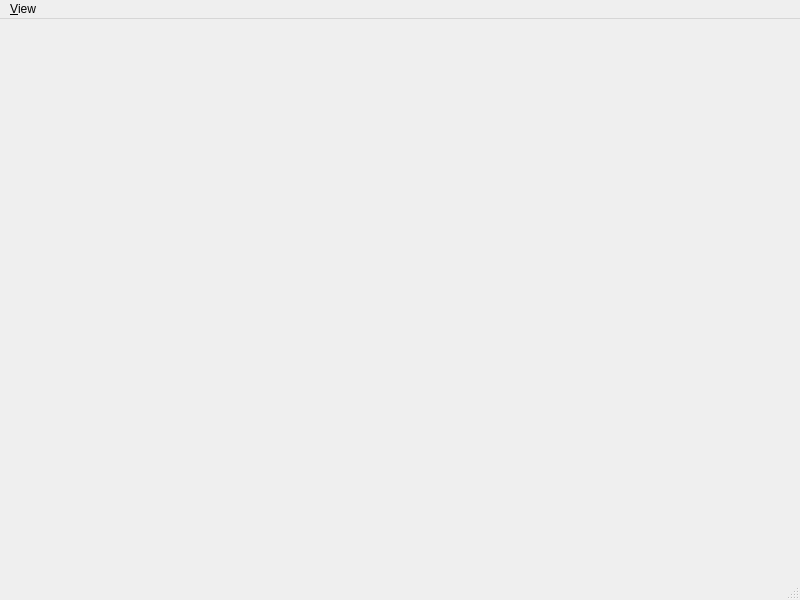
Above: mainwindow.ui from RenatoGozdziejewskiJr/GCodeForge before the change. Below: the same form after it.
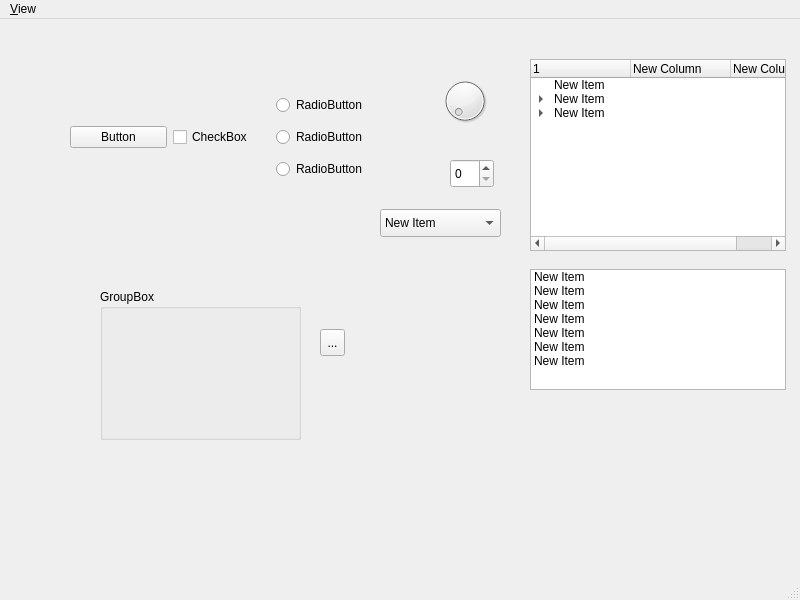
That is the form after the change.

```diff
--- a/mainwindow.ui
+++ b/mainwindow.ui
@@ -13,7 +13,240 @@
   <property name="windowTitle">
    <string>MainWindow</string>
   </property>
-  <widget class="QWidget" name="centralwidget"/>
+  <widget class="QWidget" name="centralwidget">
+   <widget class="QGroupBox" name="groupBox">
+    <property name="geometry">
+     <rect>
+      <x>100</x>
+      <y>270</y>
+      <width>201</width>
+      <height>151</height>
+     </rect>
+    </property>
+    <property name="title">
+     <string>GroupBox</string>
+    </property>
+   </widget>
+   <widget class="QToolButton" name="toolButton">
+    <property name="geometry">
+     <rect>
+      <x>320</x>
+      <y>310</y>
+      <width>25</width>
+      <height>27</height>
+     </rect>
+    </property>
+    <property name="text">
+     <string>...</string>
+    </property>
+   </widget>
+   <widget class="QListWidget" name="listWidget">
+    <property name="geometry">
+     <rect>
+      <x>530</x>
+      <y>250</y>
+      <width>256</width>
+      <height>121</height>
+     </rect>
+    </property>
+    <item>
+     <property name="text">
+      <string>New Item</string>
+     </property>
+    </item>
+    <item>
+     <property name="text">
+      <string>New Item</string>
+     </property>
+    </item>
+    <item>
+     <property name="text">
+      <string>New Item</string>
+     </property>
+    </item>
+    <item>
+     <property name="text">
+      <string>New Item</string>
+     </property>
+    </item>
+    <item>
+     <property name="text">
+      <string>New Item</string>
+     </property>
+    </item>
+    <item>
+     <property name="text">
+      <string>New Item</string>
+     </property>
+    </item>
+    <item>
+     <property name="text">
+      <string>New Item</string>
+     </property>
+    </item>
+   </widget>
+   <widget class="QTreeWidget" name="treeWidget">
+    <property name="geometry">
+     <rect>
+      <x>530</x>
+      <y>40</y>
+      <width>256</width>
+      <height>192</height>
+     </rect>
+    </property>
+    <column>
+     <property name="text">
+      <string>1</string>
+     </property>
+    </column>
+    <column>
+     <property name="text">
+      <string>New Column</string>
+     </property>
+    </column>
+    <column>
+     <property name="text">
+      <string>New Column</string>
+     </property>
+    </column>
+    <item>
+     <property name="text">
+      <string>New Item</string>
+     </property>
+    </item>
+    <item>
+     <property name="text">
+      <string>New Item</string>
+     </property>
+     <item>
+      <property name="text">
+       <string>New Subitem</string>
+      </property>
+      <item>
+       <property name="text">
+        <string>New Subitem</string>
+       </property>
+      </item>
+     </item>
+    </item>
+    <item>
+     <property name="text">
+      <string>New Item</string>
+     </property>
+     <item>
+      <property name="text">
+       <string>New Subitem</string>
+      </property>
+     </item>
+     <item>
+      <property name="text">
+       <string>New Item</string>
+      </property>
+     </item>
+    </item>
+   </widget>
+   <widget class="QDial" name="dial">
+    <property name="geometry">
+     <rect>
+      <x>440</x>
+      <y>50</y>
+      <width>50</width>
+      <height>64</height>
+     </rect>
+    </property>
+   </widget>
+   <widget class="QSpinBox" name="spinBox">
+    <property name="geometry">
+     <rect>
+      <x>450</x>
+      <y>140</y>
+      <width>44</width>
+      <height>29</height>
+     </rect>
+    </property>
+   </widget>
+   <widget class="QComboBox" name="comboBox">
+    <property name="geometry">
+     <rect>
+      <x>380</x>
+      <y>190</y>
+      <width>121</width>
+      <height>28</height>
+     </rect>
+    </property>
+    <item>
+     <property name="text">
+      <string>New Item</string>
+     </property>
+    </item>
+    <item>
+     <property name="text">
+      <string>New Item</string>
+     </property>
+    </item>
+    <item>
+     <property name="text">
+      <string>New Item</string>
+     </property>
+    </item>
+    <item>
+     <property name="text">
+      <string>New Item</string>
+     </property>
+    </item>
+   </widget>
+   <widget class="QWidget" name="">
+    <property name="geometry">
+     <rect>
+      <x>70</x>
+      <y>70</y>
+      <width>303</width>
+      <height>96</height>
+     </rect>
+    </property>
+    <layout class="QHBoxLayout" name="horizontalLayout">
+     <item>
+      <widget class="QPushButton" name="pushButton">
+       <property name="text">
+        <string>Button</string>
+       </property>
+      </widget>
+     </item>
+     <item>
+      <widget class="QCheckBox" name="checkBox">
+       <property name="text">
+        <string>CheckBox</string>
+       </property>
+      </widget>
+     </item>
+     <item>
+      <layout class="QVBoxLayout" name="verticalLayout">
+       <item>
+        <widget class="QRadioButton" name="radioButton">
+         <property name="text">
+          <string>RadioButton</string>
+         </property>
+        </widget>
+       </item>
+       <item>
+        <widget class="QRadioButton" name="radioButton_2">
+         <property name="text">
+          <string>RadioButton</string>
+         </property>
+        </widget>
+       </item>
+       <item>
+        <widget class="QRadioButton" name="radioButton_3">
+         <property name="text">
+          <string>RadioButton</string>
+         </property>
+        </widget>
+       </item>
+      </layout>
+     </item>
+    </layout>
+   </widget>
+  </widget>
   <widget class="QMenuBar" name="menubar">
    <property name="geometry">
     <rect>
```
